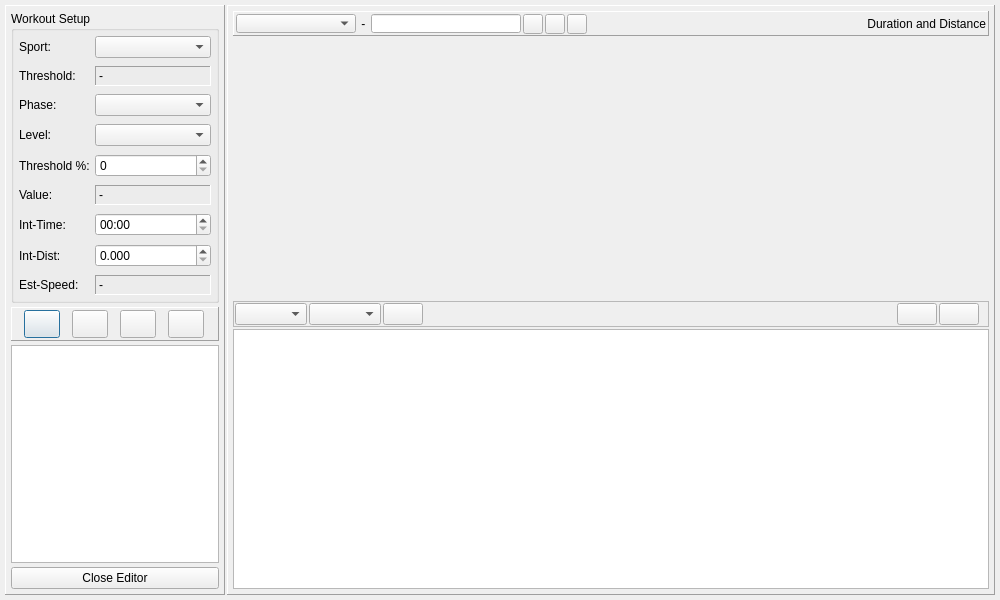
Before: the Qt Designer form dialog_inteditor.ui in Tria-Andy/WorkoutEditor, drawn with Qt 5.
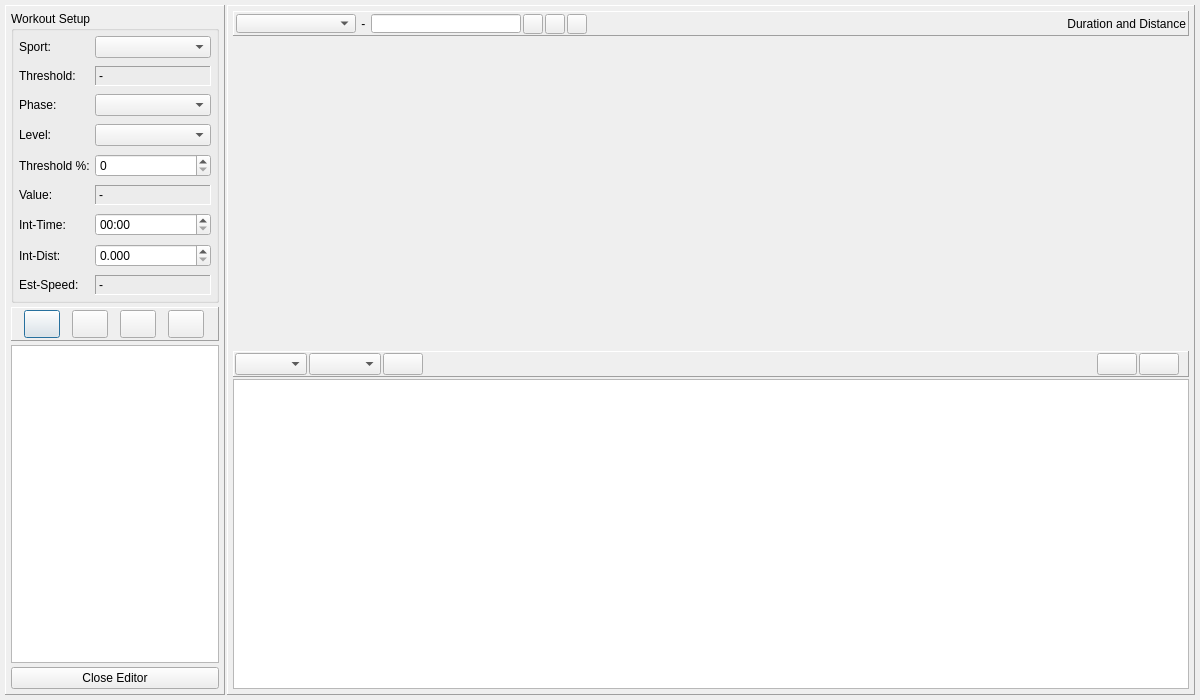
After: the same form once the commit is applied. Icons and pictures are not drawn. Custom widgets are drawn as their Qt base class.

The edit to the form file:
```diff
--- a/dialog_inteditor.ui
+++ b/dialog_inteditor.ui
@@ -6,8 +6,8 @@
    <rect>
     <x>0</x>
     <y>0</y>
-    <width>1000</width>
-    <height>600</height>
+    <width>1200</width>
+    <height>700</height>
    </rect>
   </property>
   <property name="windowTitle">
@@ -649,16 +649,25 @@
           <verstretch>1</verstretch>
          </sizepolicy>
         </property>
+        <property name="autoFillBackground">
+         <bool>false</bool>
+        </property>
        </widget>
       </item>
       <item>
        <widget class="QFrame" name="frame_9">
         <property name="frameShape">
-         <enum>QFrame::StyledPanel</enum>
+         <enum>QFrame::Panel</enum>
         </property>
         <property name="frameShadow">
          <enum>QFrame::Raised</enum>
         </property>
+        <property name="lineWidth">
+         <number>1</number>
+        </property>
+        <property name="midLineWidth">
+         <number>0</number>
+        </property>
         <layout class="QHBoxLayout" name="horizontalLayout_6">
          <property name="spacing">
           <number>2</number>
```
